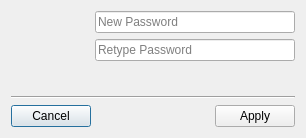
The window that src/users/ui/ChangePasswordDialog.ui (kratos83/CondresControlCenter) describes before a commit, drawn with Qt 5.
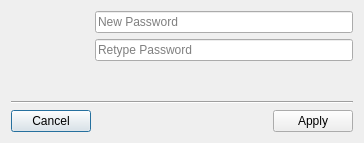
The same window after the commit. Icons and pictures are not drawn.

```diff
--- a/src/users/ui/ChangePasswordDialog.ui
+++ b/src/users/ui/ChangePasswordDialog.ui
@@ -6,8 +6,8 @@
    <rect>
     <x>0</x>
     <y>0</y>
-    <width>306</width>
-    <height>138</height>
+    <width>364</width>
+    <height>143</height>
    </rect>
   </property>
   <property name="windowTitle">
```
Left out of the diff: 11 changed lines with no effect on the pictures.
